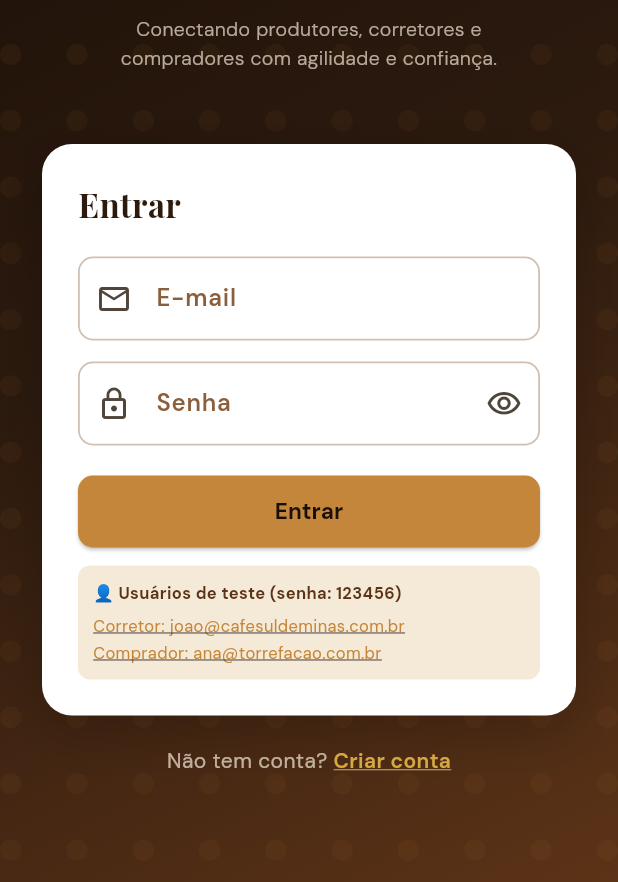
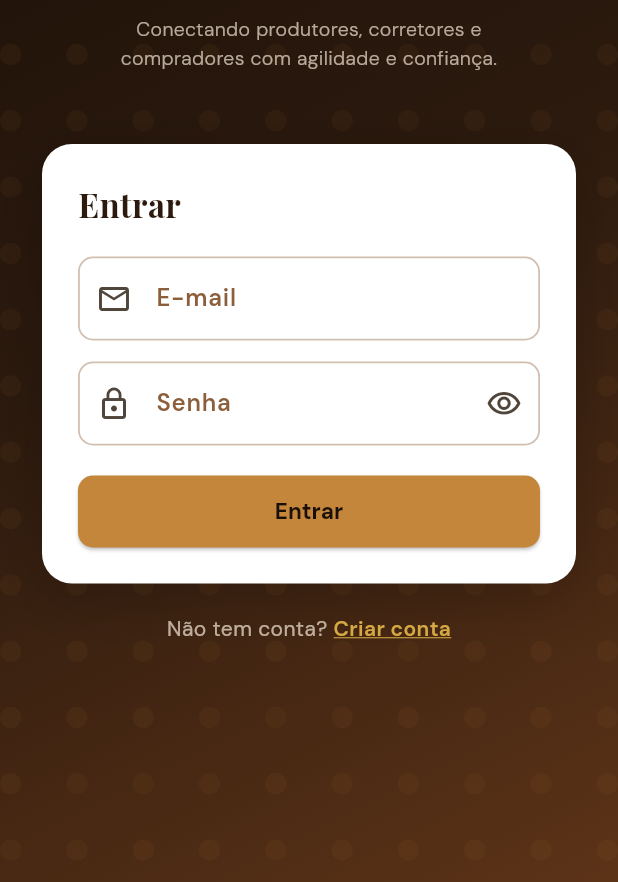
Before and after one commit to marcoaevaristo/projeto_cafe_conecta, a Flutter app: the screen it shows after launch, on a phone screen of 412 x 824 dp, the part 354-1236 px from its top. Run offline on Flutter 3.47's test engine with Material 3 defaults, Android fonts, the phone set to English and light mode, and no system bars; our stand-ins replace fl_chart, flutter_map, google_fonts, image_picker, latlong2, qr_flutter and 1 more; accounts and stored records are empty; network calls fail.

Commit message:
remove: bloco de usuarios de teste da tela de login

```diff
--- a/lib/screens/login_screen.dart
+++ b/lib/screens/login_screen.dart
@@ -182,45 +182,6 @@ class _LoginScreenState extends State<LoginScreen> {
                                       CircularProgressIndicator(strokeWidth: 2))
                               : const Text('Entrar'),
                         ),
-                        const SizedBox(height: 12),
-                        // Dica usuários de teste
-                        Container(
-                          padding: const EdgeInsets.all(10),
-                          decoration: BoxDecoration(
-                            color: CafeColors.cream,
-                            borderRadius: BorderRadius.circular(8),
-                          ),
-                          child: Column(
-                            crossAxisAlignment: CrossAxisAlignment.start,
-                            children: [
-                              Text('👤 Usuários de teste (senha: 123456)',
-                                  style: GoogleFonts.dmSans(
-                                      fontSize: 11,
-                                      fontWeight: FontWeight.w700,
-                                      color: CafeColors.mediumRoast)),
-                              const SizedBox(height: 4),
-                              ...[
-                                ('Corretor', 'joao@cafesuldeminas.com.br'),
-                                ('Comprador', 'ana@torrefacao.com.br'),
-                              ].map((u) => GestureDetector(
-                                    onTap: () {
-                                      _emailCtrl.text = u.$2;
-                                      _senhaCtrl.text = '123456';
-                                    },
-                                    child: Padding(
-                                      padding: const EdgeInsets.only(top: 2),
-                                      child: Text('${u.$1}: ${u.$2}',
-                                          style: GoogleFonts.dmSans(
-                                            fontSize: 11,
-                                            color: CafeColors.caramel,
-                                            decoration:
-                                                TextDecoration.underline,
-                                          )),
-                                    ),
-                                  )),
-                            ],
-                          ),
-                        ),
                       ],
                     ),
                   ),
```
